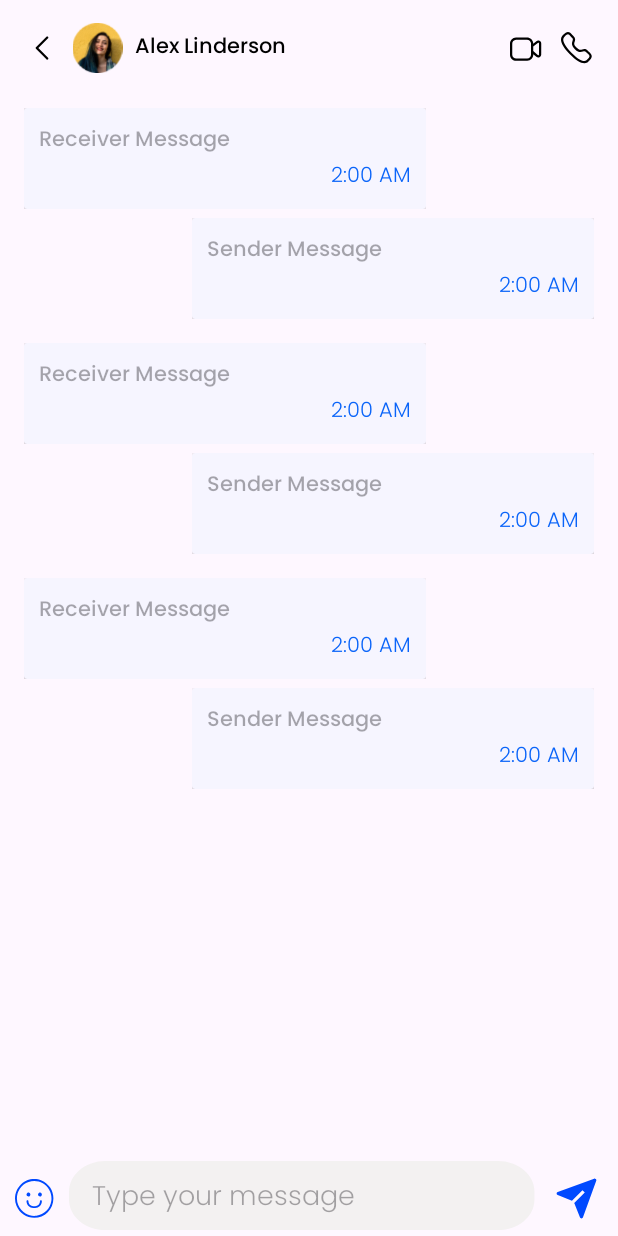
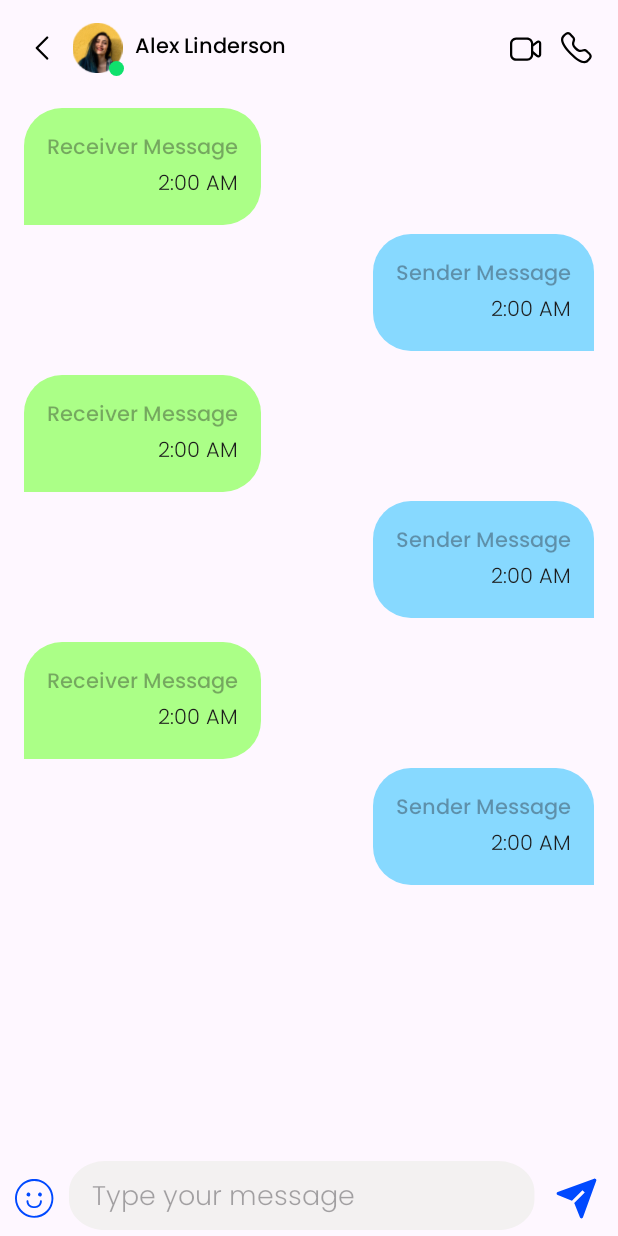
Before and after one commit to Omkarnirala/chat_app, an Android app: the layout fragment_message.xml on its own in the app's theme, with its tools: preview values and no code run, on a phone screen of 412 x 824 dp. Run offline under Robolectric (Android 15) with nearby library versions, the phone set to English and light mode, and no system bars; plain views replace EmojiEditText.

Commit message:
fix: update status of isOnline

```diff
--- a/app/src/main/java/com/omkar/chatapp/LauncherActivity.kt
+++ b/app/src/main/java/com/omkar/chatapp/LauncherActivity.kt
@@ -18,13 +18,14 @@ import com.google.firebase.installations.FirebaseInstallations
 import com.google.firebase.ktx.Firebase
 import com.google.firebase.messaging.FirebaseMessaging
 import com.omkar.chatapp.databinding.ActivityLauncherBinding
+import com.omkar.chatapp.utils.BaseAppCompatActivity
 import com.orhanobut.logger.AndroidLogAdapter
 import com.orhanobut.logger.FormatStrategy
 import com.orhanobut.logger.Logger
 import com.orhanobut.logger.PrettyFormatStrategy
 import timber.log.Timber
 
-class LauncherActivity : AppCompatActivity() {
+class LauncherActivity : BaseAppCompatActivity() {
     private val mTag = "LauncherActivity"
     private val launcherViewModel: LauncherViewModel by viewModels()
 
--- a/app/src/main/java/com/omkar/chatapp/ui/signin/signup/UserDetailsModel.kt
+++ b/app/src/main/java/com/omkar/chatapp/ui/signin/signup/UserDetailsModel.kt
@@ -1,6 +1,7 @@
 package com.omkar.chatapp.ui.signin.signup
 
 import android.os.Parcelable
+import com.google.firebase.Timestamp
 import kotlinx.parcelize.Parcelize
 
 @Parcelize
@@ -11,6 +12,6 @@ data class UserDetailsModel(
     var profileImageUrl: String? = null,
     var status: String? = "Hey there! I am using ChatApp.",
     var lastMessage: String? = null,
-    var lastOnlineTime: Long = System.currentTimeMillis(),
-    var isOnline: Boolean? = true,
+    var lastOnlineTime: Timestamp = Timestamp.now(),
+    var isOnline: Boolean? = null
 ) : Parcelable
--- a/app/src/main/java/com/omkar/chatapp/utils/BaseFragment.kt
+++ b/app/src/main/java/com/omkar/chatapp/utils/BaseFragment.kt
@@ -9,6 +9,7 @@ import androidx.emoji.text.FontRequestEmojiCompatConfig
 import androidx.fragment.app.Fragment
 import com.google.firebase.analytics.FirebaseAnalytics
 import com.google.firebase.analytics.ktx.analytics
+import com.google.firebase.auth.FirebaseAuth
 import com.google.firebase.crashlytics.FirebaseCrashlytics
 import com.google.firebase.ktx.Firebase
 import com.omkar.chatapp.R
@@ -19,6 +20,7 @@ open class BaseFragment : Fragment() {
 
     var firebaseAnalytics: FirebaseAnalytics? = null
     private var firebaseCrashlytics: FirebaseCrashlytics? = null
+
 
     var cxt: Context? = null
     override fun onAttach(context: Context) {
@@ -32,6 +34,7 @@ open class BaseFragment : Fragment() {
 
     override fun onViewCreated(view: View, savedInstanceState: Bundle?) {
         super.onViewCreated(view, savedInstanceState)
+
         EmojiManager.install(
             GoogleCompatEmojiProvider(
                 EmojiCompat.init(
--- /dev/null
+++ b/app/src/main/res/drawable/receiver_message.xml
@@ -0,0 +1,10 @@
+<?xml version="1.0" encoding="utf-8"?>
+<shape xmlns:android="http://schemas.android.com/apk/res/android"
+    android:shape="rectangle">
+
+    <corners android:radius="@dimen/twenty_five_dp"
+        android:bottomLeftRadius="-25dp"/>
+
+    <solid android:color="#ABFF87" />
+
+</shape>
--- /dev/null
+++ b/app/src/main/res/drawable/sender_message.xml
@@ -0,0 +1,10 @@
+<?xml version="1.0" encoding="utf-8"?>
+<shape xmlns:android="http://schemas.android.com/apk/res/android"
+    android:shape="rectangle">
+
+    <corners android:radius="@dimen/twenty_five_dp"
+        android:bottomRightRadius="0dp"/>
+
+    <solid android:color="#87D9FF" />
+
+</shape>
--- a/app/src/main/res/layout/fragment_message.xml
+++ b/app/src/main/res/layout/fragment_message.xml
@@ -39,6 +39,17 @@
                 app:layout_constraintBottom_toBottomOf="parent"
                 app:layout_constraintStart_toEndOf="@+id/ivBack"
                 app:layout_constraintTop_toTopOf="parent" />
+
+            <ImageView
+                android:id="@+id/status_indicator"
+                android:layout_width="10dp"
+                android:layout_height="10dp"
+                android:layout_marginEnd="7dp"
+                android:layout_marginBottom="13dp"
+                android:background="@drawable/online_status"
+                android:visibility="visible"
+                app:layout_constraintBottom_toBottomOf="@id/ivUserImage"
+                app:layout_constraintEnd_toEndOf="@id/ivUserImage" />
 
             <TextView
                 android:id="@+id/userName"
--- a/app/src/main/res/layout/message.xml
+++ b/app/src/main/res/layout/message.xml
@@ -7,34 +7,32 @@
 
     <androidx.constraintlayout.widget.ConstraintLayout
         android:id="@+id/receiverRootLayout"
-        android:layout_width="match_parent"
+        android:layout_width="0dp"
         android:layout_height="wrap_content"
         android:layout_marginStart="8dp"
         android:layout_marginEnd="120dp"
+        android:background="@color/transparent"
         android:layout_marginBottom="@dimen/six_dp"
         app:layout_constraintBottom_toTopOf="@+id/senderRootLayout"
         app:layout_constraintEnd_toEndOf="parent"
-        app:layout_constraintStart_toStartOf="parent"
-        app:layout_constraintTop_toTopOf="parent">
-
-        <androidx.cardview.widget.CardView
-            android:layout_width="match_parent"
-            android:layout_height="match_parent"
-            app:cardBackgroundColor="#F6F5FF"
-            app:cardElevation="@dimen/ten_dp"
-            app:layout_constraintBottom_toBottomOf="parent"
-            app:layout_constraintEnd_toEndOf="parent"
+        app:layout_constraintHorizontal_bias="0.0"
         app:layout_constraintStart_toStartOf="parent"
         app:layout_constraintTop_toTopOf="parent">
 
         <androidx.constraintlayout.widget.ConstraintLayout
-                android:layout_width="match_parent"
+            android:layout_width="wrap_content"
             android:layout_height="match_parent"
-                android:padding="@dimen/ten_dp">
+            android:background="@drawable/receiver_message"
+            android:padding="@dimen/fifteen_dp"
+            app:layout_constraintBottom_toBottomOf="parent"
+            app:layout_constraintEnd_toEndOf="parent"
+            app:layout_constraintHorizontal_bias="0.0"
+            app:layout_constraintStart_toStartOf="parent"
+            app:layout_constraintTop_toTopOf="parent">
 
             <TextView
                 android:id="@+id/receiverMessageText"
-                    android:layout_width="match_parent"
+                android:layout_width="wrap_content"
                 android:layout_height="wrap_content"
                 android:fontFamily="@font/poppins_medium"
                 android:hint="@string/receiver_message"
@@ -49,41 +47,35 @@
                 android:fontFamily="@font/poppins_light"
                 android:gravity="end"
                 android:text="@string/time"
-                    android:textColor="@color/blue_light_4"
+                android:textColor="@color/black1"
                 app:layout_constraintEnd_toEndOf="parent"
-                    app:layout_constraintStart_toStartOf="parent"
                 app:layout_constraintTop_toBottomOf="@+id/receiverMessageText" />
 
         </androidx.constraintlayout.widget.ConstraintLayout>
-
-        </androidx.cardview.widget.CardView>
 
     </androidx.constraintlayout.widget.ConstraintLayout>
 
     <androidx.constraintlayout.widget.ConstraintLayout
         android:id="@+id/senderRootLayout"
-        android:layout_width="match_parent"
+        android:layout_width="0dp"
         android:layout_height="wrap_content"
         android:layout_marginStart="120dp"
         android:layout_marginEnd="8dp"
         app:layout_constraintBottom_toBottomOf="parent"
         app:layout_constraintEnd_toEndOf="parent"
+        app:layout_constraintHorizontal_bias="1.0"
         app:layout_constraintStart_toStartOf="parent">
 
-        <androidx.cardview.widget.CardView
-            android:layout_width="match_parent"
+        <androidx.constraintlayout.widget.ConstraintLayout
+            android:layout_width="wrap_content"
             android:layout_height="match_parent"
-            app:cardElevation="@dimen/ten_dp"
-            app:cardBackgroundColor="#F6F5FF"
+            android:padding="@dimen/fifteen_dp"
             app:layout_constraintBottom_toBottomOf="parent"
+            android:background="@drawable/sender_message"
             app:layout_constraintEnd_toEndOf="parent"
+            app:layout_constraintHorizontal_bias="1.0"
             app:layout_constraintStart_toStartOf="parent"
             app:layout_constraintTop_toTopOf="parent">
-
-            <androidx.constraintlayout.widget.ConstraintLayout
-                android:layout_width="match_parent"
-                android:layout_height="match_parent"
-                android:padding="@dimen/ten_dp">
 
             <TextView
                 android:id="@+id/senderMessageText"
@@ -102,14 +94,12 @@
                 android:fontFamily="@font/poppins_light"
                 android:gravity="end"
                 android:text="@string/time"
-                    android:textColor="@color/blue_light_4"
+                android:textColor="@color/black1"
                 app:layout_constraintEnd_toEndOf="parent"
-                    app:layout_constraintStart_toStartOf="parent"
                 app:layout_constraintTop_toBottomOf="@+id/senderMessageText" />
 
         </androidx.constraintlayout.widget.ConstraintLayout>
 
-        </androidx.cardview.widget.CardView>
 
     </androidx.constraintlayout.widget.ConstraintLayout>
 
--- a/app/src/main/res/layout/user_list.xml
+++ b/app/src/main/res/layout/user_list.xml
@@ -19,6 +19,7 @@
         android:id="@+id/status_indicator"
         android:layout_width="10dp"
         android:layout_height="10dp"
+        android:visibility="gone"
         android:background="@drawable/online_status"
         app:layout_constraintEnd_toEndOf="@id/imageViewProfile"
         app:layout_constraintBottom_toBottomOf="@id/imageViewProfile"/>
@@ -67,6 +68,7 @@
         android:layout_height="20dp"
         android:background="@drawable/unread_message_status"
         android:gravity="center"
+        android:visibility="gone"
         android:text="@string/_3"
         android:textColor="#ffffff"
         app:layout_constraintBottom_toBottomOf="@+id/textViewMessage"
--- a/app/src/main/res/values-night/themes.xml
+++ b/app/src/main/res/values-night/themes.xml
@@ -1,7 +1,48 @@
 <resources xmlns:tools="http://schemas.android.com/tools">
     <!-- Base application theme. -->
-    <style name="Base.Theme.ChatApp" parent="Theme.Material3.DayNight.NoActionBar">
-        <!-- Customize your dark theme here. -->
-        <!-- <item name="colorPrimary">@color/my_dark_primary</item> -->
+    <style name="Base.Theme.ChatApp" parent="Theme.Material3.Light.NoActionBar">
+        <!-- Primary brand color. -->
+        <item name="colorPrimary">@color/color_primary</item>
+        <item name="colorPrimaryVariant">@color/purple_700</item>
+        <item name="colorOnPrimary">@color/text_gray_13</item>
+        <!-- Secondary brand color. -->
+        <item name="colorSecondary">@color/color_primary</item>
+        <item name="colorSecondaryVariant">@color/black</item>
+        <item name="colorOnSecondary">@color/black</item>
+        <!-- Status bar color. -->
+        <!--<item name="android:statusBarColor" tools:targetApi="l">?attr/colorPrimaryVariant</item>
+        <item name="android:windowTranslucentStatus">true</item>-->
+        <!-- Customize your theme here. -->
+        <item name="android:windowEnableSplitTouch">false</item><!-- disable multiple touch-->
+        <item name="android:splitMotionEvents">false</item>
+
+        <!--<item name="android:windowFullscreen">true</item>-->
+        <item name="android:windowLayoutInDisplayCutoutMode" tools:targetApi="p">never</item>
     </style>
+
+    <style name="Theme.ChatApp" parent="Base.Theme.ChatApp" />
+
+    <!--
+TextAppearance.Widget.TabWidget
+-->
+    <style name="TabTextStyle" parent="@android:style/TextAppearance.Widget.TabWidget">
+        <item name="android:textSize">12sp</item>
+        <item name="android:textAllCaps">false</item>
+        <item name="android:fontFamily">@font/poppins_medium</item>
+    </style>
+
+    <style name="ShapeAppearanceOverlay.App.CornerSize50Percent" parent="">
+        <item name="cornerSize">7%</item>
+    </style>
+
+    <style name="SquareImageView" parent="">
+        <item name="cornerSize">0%</item>
+    </style>
+
+    <style name="circleImageView" parent="">
+        <item name="android:background">@drawable/bg_circle_white</item>
+        <item name="cornerFamily">rounded</item>
+        <item name="cornerSize">50%</item>
+    </style>
+
 </resources>
--- a/app/src/main/res/values/themes.xml
+++ b/app/src/main/res/values/themes.xml
@@ -1,9 +1,48 @@
 <resources xmlns:tools="http://schemas.android.com/tools">
     <!-- Base application theme. -->
-    <style name="Base.Theme.ChatApp" parent="Theme.Material3.DayNight.NoActionBar">
-        <!-- Customize your light theme here. -->
-        <!-- <item name="colorPrimary">@color/my_light_primary</item> -->
+    <style name="Base.Theme.ChatApp" parent="Theme.Material3.Light.NoActionBar">
+        <!-- Primary brand color. -->
+        <item name="colorPrimary">@color/color_primary</item>
+        <item name="colorPrimaryVariant">@color/purple_700</item>
+        <item name="colorOnPrimary">@color/text_gray_13</item>
+        <!-- Secondary brand color. -->
+        <item name="colorSecondary">@color/color_primary</item>
+        <item name="colorSecondaryVariant">@color/black</item>
+        <item name="colorOnSecondary">@color/black</item>
+        <!-- Status bar color. -->
+        <!--<item name="android:statusBarColor" tools:targetApi="l">?attr/colorPrimaryVariant</item>
+        <item name="android:windowTranslucentStatus">true</item>-->
+        <!-- Customize your theme here. -->
+        <item name="android:windowEnableSplitTouch">false</item><!-- disable multiple touch-->
+        <item name="android:splitMotionEvents">false</item>
+
+        <!--<item name="android:windowFullscreen">true</item>-->
+        <item name="android:windowLayoutInDisplayCutoutMode" tools:targetApi="p">never</item>
     </style>
 
     <style name="Theme.ChatApp" parent="Base.Theme.ChatApp" />
+
+    <!--
+TextAppearance.Widget.TabWidget
+-->
+    <style name="TabTextStyle" parent="@android:style/TextAppearance.Widget.TabWidget">
+        <item name="android:textSize">12sp</item>
+        <item name="android:textAllCaps">false</item>
+        <item name="android:fontFamily">@font/poppins_medium</item>
+    </style>
+
+    <style name="ShapeAppearanceOverlay.App.CornerSize50Percent" parent="">
+        <item name="cornerSize">7%</item>
+    </style>
+
+    <style name="SquareImageView" parent="">
+        <item name="cornerSize">0%</item>
+    </style>
+
+    <style name="circleImageView" parent="">
+        <item name="android:background">@drawable/bg_circle_white</item>
+        <item name="cornerFamily">rounded</item>
+        <item name="cornerSize">50%</item>
+    </style>
+
 </resources>
```
Also changed, not shown: app/src/main/java/com/omkar/chatapp/MainActivity.kt (+25 -1 lines), app/src/main/java/com/omkar/chatapp/ui/chat/dashboard/DashboardFragment.kt (+12 -23 lines), app/src/main/java/com/omkar/chatapp/ui/chat/dashboard/DashboardRepository.kt (deleted, +0 -47 lines), app/src/main/java/com/omkar/chatapp/ui/chat/dashboard/DashboardViewModel.kt (deleted, +0 -22 lines), app/src/main/java/com/omkar/chatapp/ui/chat/dashboard/UsersAdapter.kt (+8 -17 lines), app/src/main/java/com/omkar/chatapp/ui/chat/messaging/MessageFragment.kt (+24 -8 lines), app/src/main/java/com/omkar/chatapp/utils/FirebaseUtil.kt (+21 -1 lines), app/src/main/res/drawable/bg_circle_white.xml (added, +9 -0 lines). Lines whose indentation alone changed are shown as unchanged.
